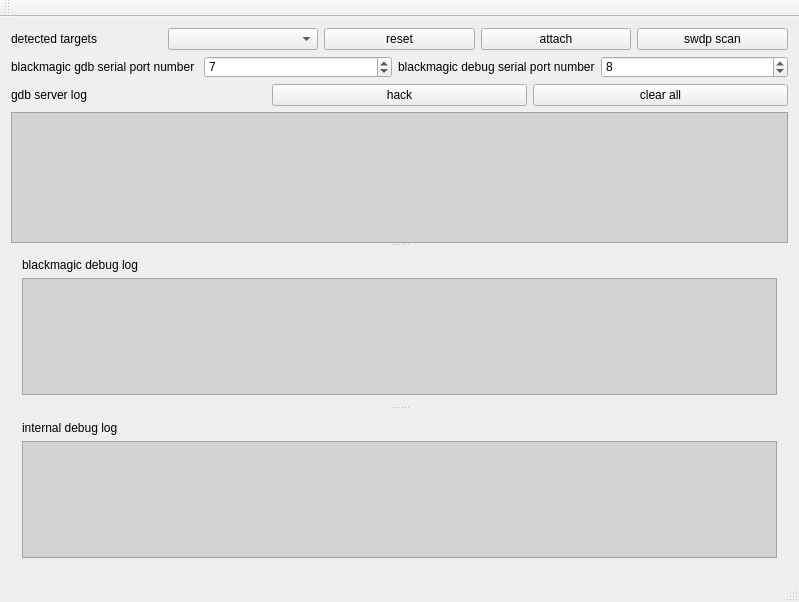
Old version of the form mainwindow.ui in the repository stoyan-shopov/blackmagic-gdbserver.
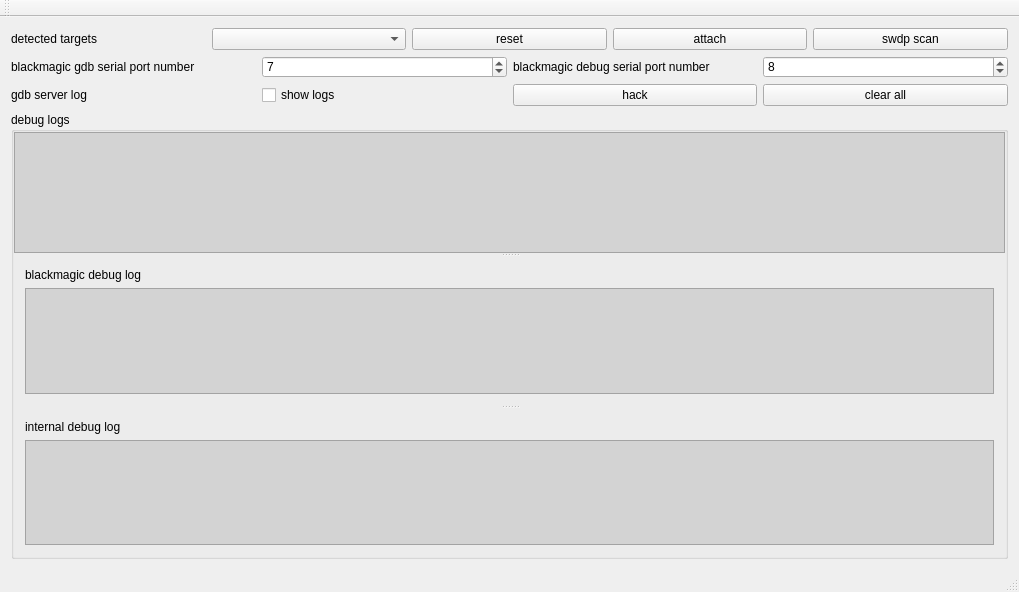
New version of the form.

Commit message: added a groupbox for the logs and send acknowledges to the blackmagic probe when there is no gdb connected

Diff of the .ui file:
```diff
--- a/mainwindow.ui
+++ b/mainwindow.ui
@@ -6,8 +6,8 @@
    <rect>
     <x>0</x>
     <y>0</y>
-    <width>799</width>
-    <height>602</height>
+    <width>1019</width>
+    <height>592</height>
    </rect>
   </property>
   <property name="windowTitle">
@@ -20,7 +20,7 @@
 }</string>
   </property>
   <widget class="QWidget" name="centralWidget">
-   <layout class="QVBoxLayout" name="verticalLayout_3">
+   <layout class="QVBoxLayout" name="verticalLayout_4">
     <item>
      <layout class="QHBoxLayout" name="horizontalLayout_3">
       <item>
@@ -97,6 +97,13 @@
         </property>
        </widget>
       </item>
+      <item>
+       <widget class="QCheckBox" name="checkBoxShowLogs">
+        <property name="text">
+         <string>show logs</string>
+        </property>
+       </widget>
+      </item>
       <item>
        <widget class="QPushButton" name="pushButton_2">
         <property name="text">
@@ -114,6 +121,27 @@
      </layout>
     </item>
     <item>
+     <widget class="QGroupBox" name="groupBoxLogs">
+      <property name="title">
+       <string>debug logs</string>
+      </property>
+      <layout class="QVBoxLayout" name="verticalLayout_3">
+       <property name="spacing">
+        <number>0</number>
+       </property>
+       <property name="leftMargin">
+        <number>0</number>
+       </property>
+       <property name="topMargin">
+        <number>0</number>
+       </property>
+       <property name="rightMargin">
+        <number>0</number>
+       </property>
+       <property name="bottomMargin">
+        <number>0</number>
+       </property>
+       <item>
      <widget class="QSplitter" name="splitter">
       <property name="orientation">
        <enum>Qt::Vertical</enum>
@@ -162,6 +190,9 @@
     </item>
    </layout>
   </widget>
+    </item>
+   </layout>
+  </widget>
   <widget class="QMenuBar" name="menuBar">
    <property name="geometry">
     <rect>
```
Left out of the diff: 12 changed lines with no effect on the pictures. Lines whose indentation alone changed are shown as unchanged. The commit also changes 2 other files.
